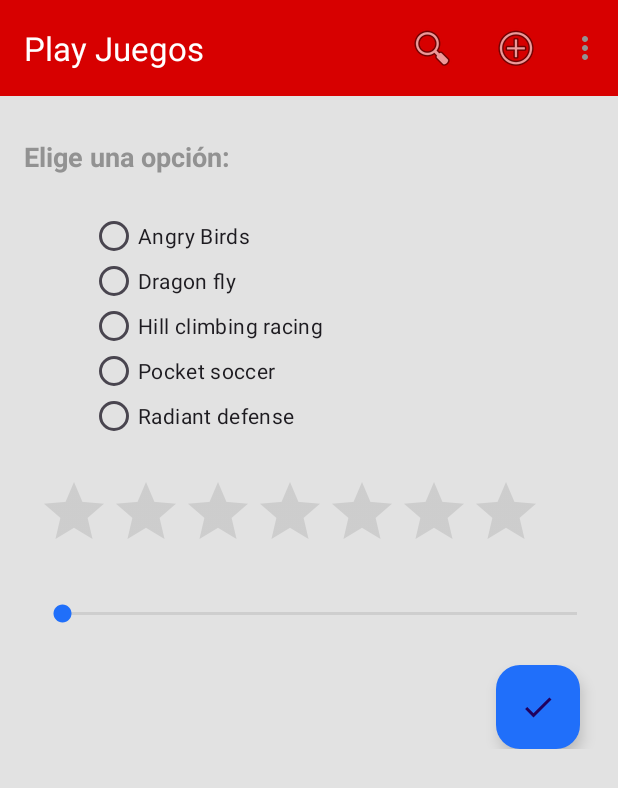
After one commit to CarlosBM16/Bermudez_Carlos_prac3_t2, an Android app: the Preferences screen opened directly, with no data from a screen before it, on a phone screen of 412 x 824 dp. The commit adds this screen. Shown: the top 788 px of the screen. Run offline under Robolectric (Android 15) with nearby library versions, the phone set to English and light mode, and no system bars.

Commit message:
Ejercicio 2 hecho

```diff
--- a/app/src/main/AndroidManifest.xml
+++ b/app/src/main/AndroidManifest.xml
@@ -12,14 +12,19 @@
         android:supportsRtl="true"
         android:theme="@style/Theme.Ejercicio1">
         <activity
+            android:name=".Games"
+            android:exported="false" />
+        <activity
+            android:name=".Preferences"
+            android:exported="false" />
+        <activity
             android:name=".NewPlayer"
             android:exported="false"
-            android:theme="@style/Base.Theme.Ejercicio1"/>
+            android:theme="@style/Base.Theme.Ejercicio1" />
         <activity
             android:name=".MainActivity"
             android:exported="true"
             android:theme="@style/Base.Theme.Ejercicio1">
-
             <intent-filter>
                 <action android:name="android.intent.action.MAIN" />
 
--- a/app/src/main/java/com/example/ejercicio1/MainActivity.kt
+++ b/app/src/main/java/com/example/ejercicio1/MainActivity.kt
@@ -21,12 +21,28 @@ class MainActivity : AppCompatActivity() {
         val jugador = findViewById(R.id.button1) as Button
         jugador.setOnClickListener { lanzarNewPlayer() }
 
+        val preferences = findViewById(R.id.button2) as Button
+        preferences.setOnClickListener { lanzarPreferences() }
+
+        val play = findViewById(R.id.button) as Button
+        play.setOnClickListener { lanzarPlay() }
+
         val toolbar = findViewById<MaterialToolbar>(R.id.toolbar)
         setSupportActionBar(toolbar)
 
     }
     fun lanzarNewPlayer() {
         val actividad = Intent(this, NewPlayer::class.java)
+        startActivity(actividad)
+    }
+
+    fun lanzarPreferences() {
+        val actividad = Intent(this, Preferences::class.java)
+        startActivity(actividad)
+    }
+
+    fun lanzarPlay() {
+        val actividad = Intent(this, Games::class.java)
         startActivity(actividad)
     }
 
--- /dev/null
+++ b/app/src/main/java/com/example/ejercicio1/Preferences.kt
@@ -0,0 +1,69 @@
+package com.example.ejercicio1
+
+import android.os.Bundle
+import android.view.Menu
+import android.view.MenuItem
+import android.widget.RadioButton
+import android.widget.RadioGroup
+import android.widget.RatingBar
+import android.widget.SeekBar
+import android.widget.Toast
+import androidx.activity.enableEdgeToEdge
+import androidx.appcompat.app.AppCompatActivity
+import androidx.core.view.ViewCompat
+import androidx.core.view.WindowInsetsCompat
+import com.google.android.material.appbar.MaterialToolbar
+import com.google.android.material.floatingactionbutton.FloatingActionButton
+
+class Preferences : AppCompatActivity() {
+    override fun onCreate(savedInstanceState: Bundle?) {
+        super.onCreate(savedInstanceState)
+        enableEdgeToEdge()
+        setContentView(R.layout.preferences)
+        ViewCompat.setOnApplyWindowInsetsListener(findViewById(R.id.root)) { v, insets ->
+            val systemBars = insets.getInsets(WindowInsetsCompat.Type.systemBars())
+            v.setPadding(systemBars.left, systemBars.top, systemBars.right, systemBars.bottom)
+            insets
+        }
+
+        val toolbar = findViewById<MaterialToolbar>(R.id.toolbar)
+        setSupportActionBar(toolbar)
+
+        val radioGroup = findViewById<RadioGroup>(R.id.radioGroup)
+        val seekBar = findViewById<SeekBar>(R.id.seekBar)
+        val ratingBar = findViewById<RatingBar>(R.id.ratingBar)
+        val fab = findViewById<FloatingActionButton>(R.id.fab)
+
+        fab.setOnClickListener {
+            val selectedRadioId = radioGroup.checkedRadioButtonId
+            if (selectedRadioId == -1) {
+                Toast.makeText(this, "No has pulsado ninguna opción", Toast.LENGTH_SHORT).show()
+                return@setOnClickListener
+            }
+
+            val selectedRadioButton = findViewById<RadioButton>(selectedRadioId)
+            val juegoSeleccionado = selectedRadioButton.text
+
+            val puntuacionSeek = seekBar.progress
+            val puntuacionStars = ratingBar.rating
+
+            val mensaje = "Juego: $juegoSeleccionado\nSeekBar: $puntuacionSeek\nRatingBar: $puntuacionStars"
+            Toast.makeText(this, mensaje, Toast.LENGTH_LONG).show()
+
+        }
+    }
+
+    override fun onCreateOptionsMenu(menu: Menu?): Boolean {
+        menuInflater.inflate(R.menu.menu_main, menu)
+        return true
+    }
+
+    override fun onOptionsItemSelected(item: MenuItem): Boolean {
+        val id = item.itemId
+        if (id == R.id.action_buscar) {
+            Toast.makeText(this, "Búsqueda", Toast.LENGTH_LONG).show()
+            return true
+        }
+        return super.onOptionsItemSelected(item)
+    }
+}
--- /dev/null
+++ b/app/src/main/res/drawable/baseline_check_24.xml
@@ -0,0 +1,5 @@
+<vector xmlns:android="http://schemas.android.com/apk/res/android" android:height="24dp" android:tint="#000000" android:viewportHeight="24" android:viewportWidth="24" android:width="24dp">
+
+    <path android:fillColor="@android:color/white" android:pathData="M9,16.17L4.83,12l-1.42,1.41L9,19 21,7l-1.41,-1.41z"/>
+
+</vector>
--- /dev/null
+++ b/app/src/main/res/layout/preferences.xml
@@ -0,0 +1,106 @@
+<?xml version="1.0" encoding="utf-8"?>
+
+<ScrollView xmlns:android="http://schemas.android.com/apk/res/android"
+    xmlns:app="http://schemas.android.com/apk/res-auto"
+    android:layout_width="match_parent"
+    android:layout_height="match_parent">
+
+    <androidx.constraintlayout.widget.ConstraintLayout
+        android:id="@+id/root"
+        android:layout_width="match_parent"
+        android:layout_height="wrap_content">
+
+        <com.google.android.material.appbar.MaterialToolbar
+            android:id="@+id/toolbar"
+            android:layout_width="match_parent"
+            android:layout_height="?attr/actionBarSize"
+            android:background="?attr/colorPrimary"
+            app:titleTextColor="@android:color/white"
+            app:layout_constraintTop_toTopOf="parent"
+            app:layout_constraintStart_toStartOf="parent"
+            app:layout_constraintEnd_toEndOf="parent"/>
+
+        <TextView
+            android:id="@+id/eligeOpcionTxt"
+            android:layout_width="wrap_content"
+            android:layout_height="wrap_content"
+            android:layout_marginStart="16dp"
+            android:layout_marginTop="92dp"
+            android:text="Elige una opción:"
+            style="@style/BoldTextView"
+            app:layout_constraintStart_toStartOf="parent"
+            app:layout_constraintTop_toTopOf="parent" />
+
+        <RadioGroup
+            android:id="@+id/radioGroup"
+            android:layout_width="wrap_content"
+            android:layout_height="wrap_content"
+            app:layout_constraintStart_toStartOf="parent"
+            app:layout_constraintTop_toBottomOf="@+id/eligeOpcionTxt"
+            android:layout_marginTop="25dp"
+            android:layout_marginStart="60dp">
+            <RadioButton
+                android:id="@+id/angryBirdsBtn"
+                android:layout_width="wrap_content"
+                android:layout_height="30dp"
+                android:text="Angry Birds"/>
+
+            <RadioButton
+                android:id="@+id/dragonFlyBtn"
+                android:layout_width="wrap_content"
+                android:layout_height="30dp"
+                android:text="Dragon fly"/>
+
+            <RadioButton
+                android:id="@+id/hillClimbBtn"
+                android:layout_width="wrap_content"
+                android:layout_height="30dp"
+                android:text="Hill climbing racing"/>
+
+            <RadioButton
+                android:id="@+id/pocketSoccerBtn"
+                android:layout_width="wrap_content"
+                android:layout_height="30dp"
+                android:text="Pocket soccer"/>
+
+            <RadioButton
+                android:id="@+id/radiantDefenseBtn"
+                android:layout_width="wrap_content"
+                android:layout_height="30dp"
+                android:text="Radiant defense"/>
+        </RadioGroup>
+
+        <RatingBar
+            android:id="@+id/ratingBar"
+            android:layout_width="wrap_content"
+            android:layout_height="wrap_content"
+            android:numStars="7"
+            android:stepSize="1"
+            app:layout_constraintTop_toBottomOf="@+id/radioGroup"
+            app:layout_constraintStart_toStartOf="parent"
+            android:layout_marginStart="25dp"
+            android:layout_marginTop="25dp"/>
+
+        <SeekBar
+            android:id="@+id/seekBar"
+            android:layout_width="375dp"
+            android:layout_height="wrap_content"
+            android:max="10"
+            app:layout_constraintTop_toBottomOf="@id/ratingBar"
+            app:layout_constraintStart_toStartOf="parent"
+            android:layout_marginStart="25dp"
+            android:layout_marginTop="25dp"/>
+
+        <com.google.android.material.floatingactionbutton.FloatingActionButton
+            android:id="@+id/fab"
+            android:layout_width="wrap_content"
+            android:layout_height="wrap_content"
+            android:src="@drawable/baseline_check_24"
+            app:backgroundTint="@color/strongBlue"
+            app:layout_constraintTop_toBottomOf="@id/seekBar"
+            app:layout_constraintEnd_toEndOf="parent"
+            android:layout_marginTop="25dp"
+            android:layout_marginEnd="25dp"/>
+
+    </androidx.constraintlayout.widget.ConstraintLayout>
+</ScrollView>
--- a/app/src/main/res/values/themes.xml
+++ b/app/src/main/res/values/themes.xml
@@ -42,6 +42,12 @@
         <item name="android:textColorHint">@color/midGrey</item>
     </style>
 
+    <style name="BoldTextView">
+        <item name="android:textStyle">bold</item>
+        <item name="android:textAppearance">@style/TextAppearance.AppCompat.Medium</item>
+        <item name="android:textColor">@color/midGrey</item>
+    </style>
+
     <!-- Tema final -->
     <style name="Theme.Ejercicio1" parent="Base.Theme.Ejercicio1" />
 </resources>
```
